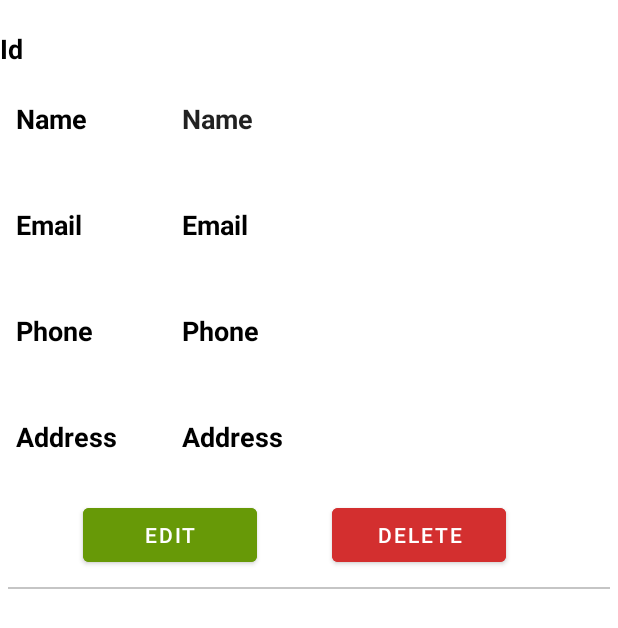
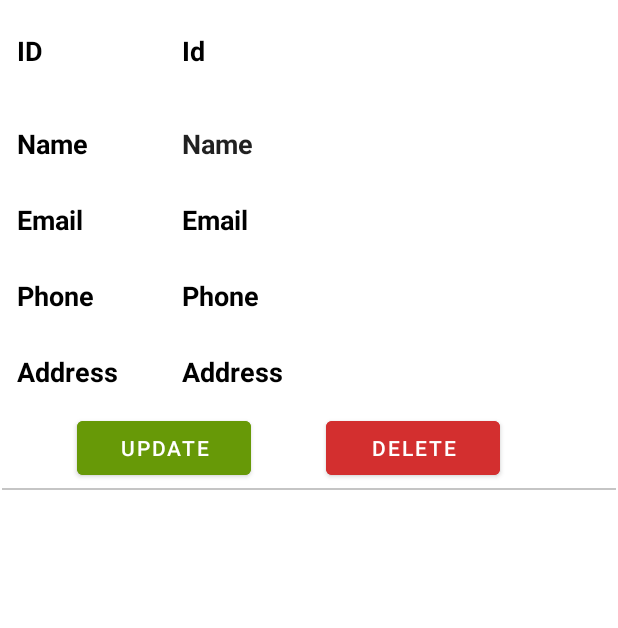
Before and after one commit to VinuraDe/IT21072574-supplementary-assessment, an Android app: the layout supplier_item_list.xml on its own in the app's theme, with its tools: preview values and no code run, on a phone screen of 412 x 824 dp. Shown: the top 628 px of the screen. Run offline under Robolectric (Android 15) with nearby library versions, the phone set to English and light mode, and no system bars.

Commit message:
CRUD completed

```diff
--- a/app/src/main/java/com/example/myapplication/SupplierAdapter.java
+++ b/app/src/main/java/com/example/myapplication/SupplierAdapter.java
@@ -9,6 +9,7 @@ import android.view.ViewGroup;
 import android.widget.Button;
 import android.widget.EditText;
 import android.widget.TextView;
+import android.widget.Toast;
 
 import androidx.annotation.NonNull;
 import androidx.recyclerview.widget.RecyclerView;
@@ -56,6 +57,7 @@ public class SupplierAdapter extends RecyclerView.Adapter<SupplierAdapter.ViewHo
 
                 dbHelper.updateSupplier(new SupplierModel(supplierModel.getId(),stringName,stringEmail, stringAddress, stringPhone));
                 notifyDataSetChanged();
+                Toast.makeText(context, "Supplier details updated successfully....", Toast.LENGTH_SHORT).show();
                 ((Activity) context).finish();
                 context.startActivity(((Activity) context).getIntent());
             }
@@ -66,6 +68,7 @@ public class SupplierAdapter extends RecyclerView.Adapter<SupplierAdapter.ViewHo
             public void onClick(View v) {
                 dbHelper.deleteSupplier(supplierModel.getId());
                 supplier.remove(position);
+                Toast.makeText(context, "Supplier Deleted.....", Toast.LENGTH_SHORT).show();
                 notifyDataSetChanged();
             }
         });
--- a/app/src/main/java/com/example/myapplication/ViewSupplierActivity.java
+++ b/app/src/main/java/com/example/myapplication/ViewSupplierActivity.java
@@ -27,7 +27,7 @@ public class ViewSupplierActivity extends AppCompatActivity {
             SupplierAdapter supplierAdapter = new SupplierAdapter(supplierModels,ViewSupplierActivity.this);
             recyclerView.setAdapter(supplierAdapter);
         }else {
-            Toast.makeText(this, "There is no employee in the database", Toast.LENGTH_SHORT).show();
+            Toast.makeText(this, "No Suppliers in the database", Toast.LENGTH_SHORT).show();
         }
 
 
--- a/app/src/main/res/layout/activity_add_supplier.xml
+++ b/app/src/main/res/layout/activity_add_supplier.xml
@@ -31,7 +31,7 @@
         app:layout_constraintTop_toTopOf="parent"
         app:layout_constraintVertical_bias="0.23"
         tools:ignore="MissingConstraints"
-        android:textColor="@color/white"/>
+        android:textColor="@color/black"/>
 
     <EditText
         android:id="@+id/edittext_email"
@@ -55,6 +55,7 @@
         android:layout_margin="5dp"
         android:hint="Phone"
         android:minHeight="48dp"
+        android:digits="0,1,2,3,4,5,6,7,8,9,"
         app:layout_constraintBottom_toBottomOf="parent"
         app:layout_constraintEnd_toEndOf="parent"
         app:layout_constraintHorizontal_bias="0.504"
--- a/app/src/main/res/layout/supplier_item_list.xml
+++ b/app/src/main/res/layout/supplier_item_list.xml
@@ -5,30 +5,48 @@
     xmlns:app="http://schemas.android.com/apk/res-auto"
 
     android:orientation="vertical"
-    android:layout_height="400dp"
+    android:layout_height="390dp"
     android:layout_marginTop="20dp"
     android:background="@null">
+
+    <LinearLayout
+        android:layout_margin="1dp"
+        android:orientation="horizontal"
+        android:layout_width="match_parent"
+        android:layout_height="48dp">
+        <TextView
+            android:id="@+id/text_supid"
+            android:layout_width="100dp"
+            android:layout_height="48dp"
+            android:layout_marginLeft="10dp"
+            android:text="ID"
+            android:textColor="@color/black"
+            android:textSize="18dp"
+            android:textStyle="bold" />
 
     <TextView
         android:textColor="@color/black"
         android:id="@+id/text_id"
         android:textSize="18dp"
         android:text="Id"
+        android:layout_marginLeft="10dp"
+        android:layout_height="48dp"
         android:textStyle="bold"
-        android:layout_width="match_parent"
-        android:layout_height="wrap_content"/>
+        android:layout_width="match_parent" />
+
+    </LinearLayout>
 
     <LinearLayout
-        android:layout_margin="5dp"
+        android:layout_margin="1dp"
         android:orientation="horizontal"
         android:layout_width="match_parent"
-        android:layout_height="60dp">
+        android:layout_height="48dp">
 
         <TextView
             android:id="@+id/text_name"
             android:layout_width="100dp"
-            android:layout_height="50dp"
-            android:layout_margin="5dp"
+            android:layout_height="48dp"
+            android:layout_marginLeft="10dp"
             android:text="Name"
             android:textColor="@color/black"
             android:textSize="18dp"
@@ -39,7 +57,7 @@
             android:background="@null"
             android:layout_width="match_parent"
             android:layout_height="wrap_content"
-            android:layout_margin="5dp"
+            android:layout_marginLeft="10dp"
             android:minHeight="48dp"
             android:text="Name"
             android:textSize="18sp"
@@ -48,16 +66,16 @@
     </LinearLayout>
 
     <LinearLayout
-        android:layout_margin="5dp"
+        android:layout_margin="1dp"
         android:orientation="horizontal"
         android:layout_width="match_parent"
-        android:layout_height="60dp">
+        android:layout_height="48dp">
 
         <TextView
             android:id="@+id/text_email"
             android:layout_width="100dp"
-            android:layout_height="50dp"
-            android:layout_margin="5dp"
+            android:layout_height="48dp"
+            android:layout_marginLeft="10dp"
             android:text="Email"
             android:textColor="@color/black"
             android:textSize="18dp"
@@ -67,7 +85,7 @@
         android:background="@null"
         android:layout_width="match_parent"
         android:layout_height="wrap_content"
-        android:layout_margin="5dp"
+        android:layout_marginLeft="10dp"
         android:minHeight="48dp"
         android:text="Email"
         android:textColor="@color/black"
@@ -76,16 +94,16 @@
     </LinearLayout>
 
     <LinearLayout
-        android:layout_margin="5dp"
+        android:layout_margin="1dp"
         android:orientation="horizontal"
         android:layout_width="match_parent"
-        android:layout_height="60dp">
+        android:layout_height="48dp">
 
         <TextView
         android:id="@+id/text_phone"
         android:layout_width="100dp"
-        android:layout_height="50dp"
-        android:layout_margin="5dp"
+        android:layout_height="48dp"
+            android:layout_marginLeft="10dp"
         android:text="Phone"
         android:textColor="@color/black"
         android:textSize="18dp"
@@ -96,7 +114,7 @@
         android:background="@null"
         android:layout_width="match_parent"
         android:layout_height="wrap_content"
-        android:layout_margin="5dp"
+        android:layout_marginLeft="10dp"
         android:minHeight="48dp"
         android:text="Phone"
         android:textColor="@color/black"
@@ -106,16 +124,16 @@
     </LinearLayout>
 
     <LinearLayout
-        android:layout_margin="5dp"
+        android:layout_margin="1dp"
         android:orientation="horizontal"
         android:layout_width="match_parent"
-        android:layout_height="60dp">
+        android:layout_height="48dp">
 
         <TextView
         android:id="@+id/text_address"
         android:layout_width="100dp"
-        android:layout_height="50dp"
-        android:layout_margin="5dp"
+        android:layout_height="48dp"
+        android:layout_marginLeft="10dp"
         android:text="Address"
         android:textColor="@color/black"
         android:textSize="18dp"
@@ -126,7 +144,7 @@
         android:background="@null"
         android:layout_width="match_parent"
         android:layout_height="wrap_content"
-        android:layout_margin="5dp"
+        android:layout_marginLeft="10dp"
         android:minHeight="48dp"
         android:text="Address"
         android:textColor="@color/black"
@@ -136,7 +154,7 @@
     </LinearLayout>
 
     <LinearLayout
-        android:layout_margin="5dp"
+        android:layout_margin="1dp"
         android:orientation="horizontal"
         android:layout_width="match_parent"
         android:layout_height="wrap_content">
@@ -146,7 +164,7 @@
             android:layout_width="116dp"
             android:layout_height="48dp"
             android:backgroundTint="#679907"
-            android:text="EDIT"
+            android:text="UPDATE"
             android:layout_marginLeft="50dp"
             app:layout_constraintBottom_toBottomOf="parent"
             app:layout_constraintEnd_toEndOf="parent"
@@ -169,7 +187,7 @@
     </LinearLayout>
 
     <View
-        android:layout_margin="5dp"
+        android:layout_margin="1dp"
         android:background="#C5C5C5"
         android:layout_width="match_parent"
         android:layout_height="1dp"/>
```
Also changed, not shown: app/src/main/java/com/example/myapplication/AddSupplierActivity.java (+23 -4 lines), app/src/main/java/com/example/myapplication/MainActivity.java (+11 -0 lines), app/src/main/res/layout/activity_main.xml (+40 -8 lines), app/src/main/res/drawable-v24/supplier.png (added).
